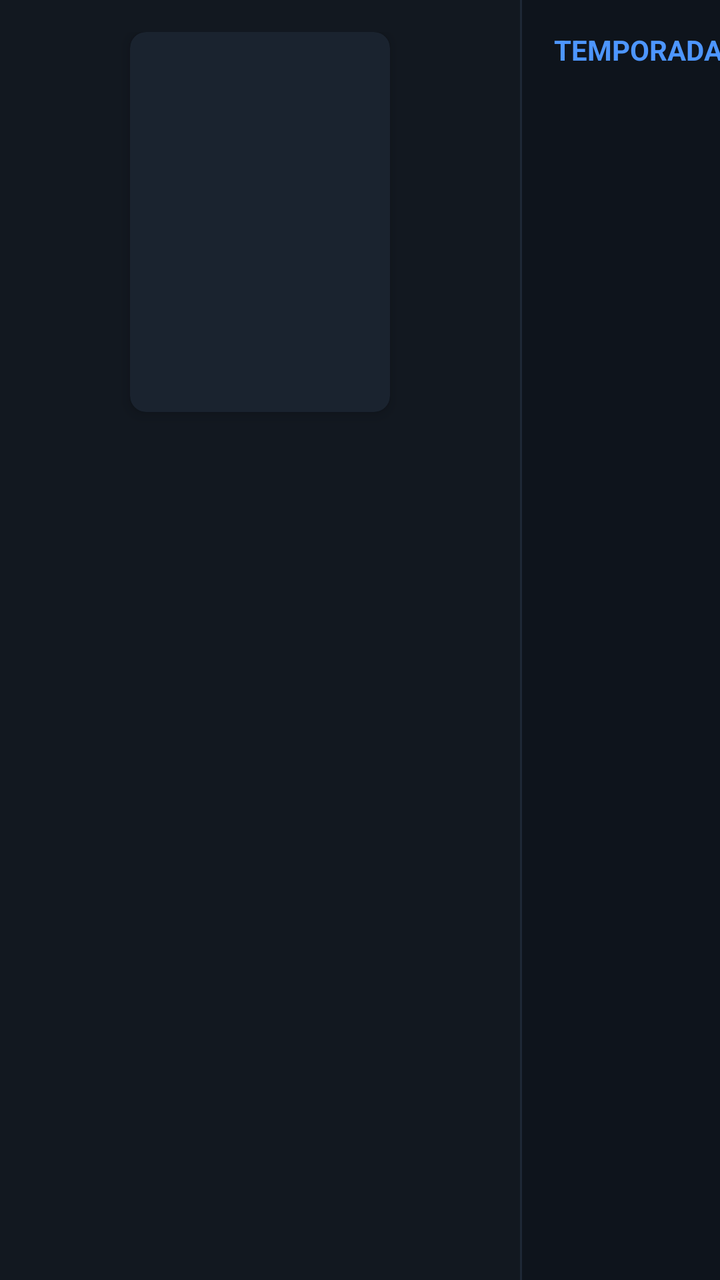
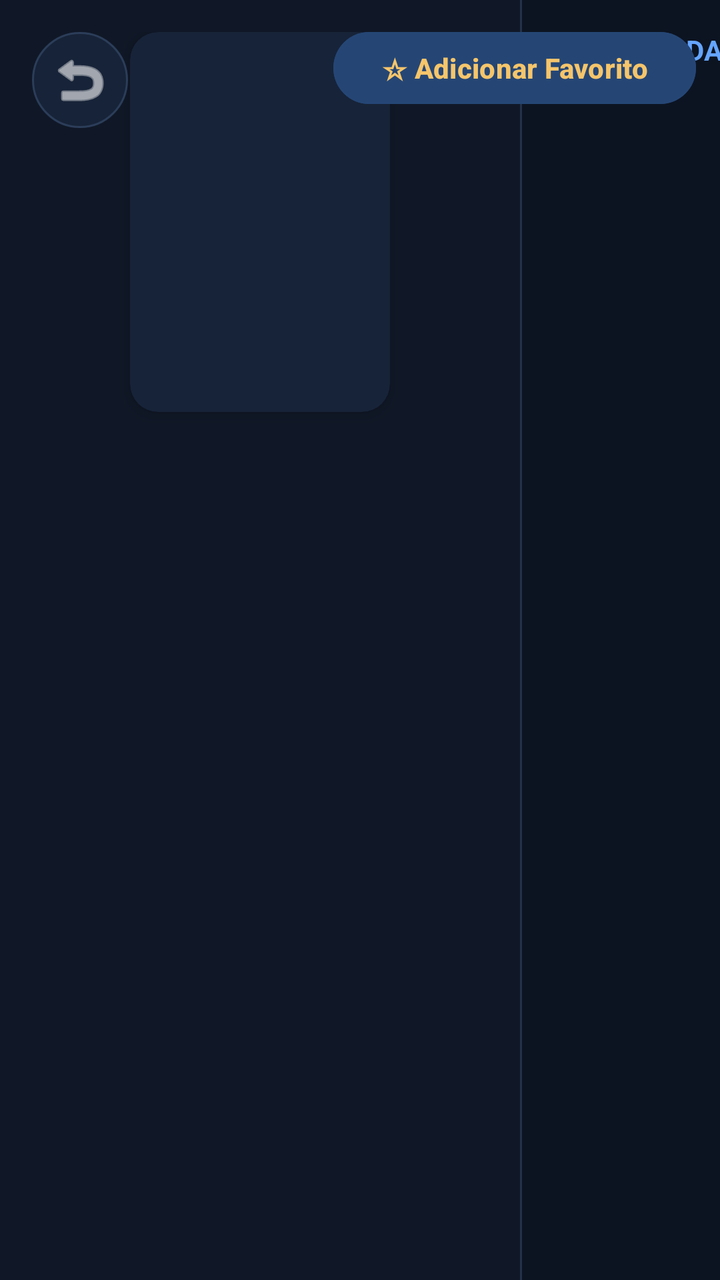

Screens rendered from an Android XML layout before and after an edit, with the pre-edit source and the edit as a unified diff.
<!-- AndroidManifest.xml: application theme Theme.MyApplication -->
<!-- res/layout/activity_series_details.xml -->
<?xml version="1.0" encoding="utf-8"?>
<LinearLayout xmlns:android="http://schemas.android.com/apk/res/android"
    xmlns:app="http://schemas.android.com/apk/res-auto"
    android:layout_width="match_parent"
    android:layout_height="match_parent"
    android:orientation="horizontal"
    android:background="#0A0F14">

    
    <LinearLayout
        android:layout_width="260dp"
        android:layout_height="match_parent"
        android:orientation="vertical"
        android:padding="16dp"
        android:background="#121820">

        <androidx.cardview.widget.CardView
            android:layout_width="130dp"
            android:layout_height="190dp"
            android:layout_gravity="center_horizontal"
            app:cardCornerRadius="8dp"
            app:cardElevation="4dp"
            app:cardBackgroundColor="#1A232F">

            <ImageView
                android:id="@+id/ivDetailCover"
                android:layout_width="match_parent"
                android:layout_height="match_parent"
                android:scaleType="centerCrop" />
        </androidx.cardview.widget.CardView>

        <TextView
            android:id="@+id/tvDetailTitle"
            android:layout_width="match_parent"
            android:layout_height="wrap_content"
            android:layout_marginTop="12dp"
            android:textColor="#FFFFFF"
            android:textSize="16sp"
            android:textStyle="bold"
            android:maxLines="2" />

        <TextView
            android:id="@+id/tvDetailPlot"
            android:layout_width="match_parent"
            android:layout_height="0dp"
            android:layout_weight="1"
            android:layout_marginTop="8dp"
            android:textColor="#A0AAB8"
            android:textSize="12sp"
            android:scrollbars="vertical" />
    </LinearLayout>

    <View
        android:layout_width="1dp"
        android:layout_height="match_parent"
        android:background="#1E2836" />

    
    <LinearLayout
        android:layout_width="200dp"
        android:layout_height="match_parent"
        android:orientation="vertical"
        android:background="#0E141C">

        <TextView
            android:layout_width="match_parent"
            android:layout_height="50dp"
            android:gravity="center_vertical"
            android:paddingStart="16dp"
            android:text="TEMPORADAS"
            android:textColor="#4D96FF"
            android:textSize="14sp"
            android:textStyle="bold" />

        <androidx.recyclerview.widget.RecyclerView
            android:id="@+id/rvSeasons"
            android:layout_width="match_parent"
            android:layout_height="match_parent" />
    </LinearLayout>

    <View
        android:layout_width="1dp"
        android:layout_height="match_parent"
        android:background="#1E2836" />

    
    <LinearLayout
        android:layout_width="0dp"
        android:layout_height="match_parent"
        android:layout_weight="1"
        android:orientation="vertical"
        android:background="#0A0F14">

        <TextView
            android:layout_width="match_parent"
            android:layout_height="50dp"
            android:gravity="center_vertical"
            android:paddingStart="16dp"
            android:text="EPISÓDIOS"
            android:textColor="#FFD93D"
            android:textSize="14sp"
            android:textStyle="bold" />

        <androidx.recyclerview.widget.RecyclerView
            android:id="@+id/rvEpisodes"
            android:layout_width="match_parent"
            android:layout_height="match_parent" />
    </LinearLayout>

    <Button
        android:id="@+id/btnToggleSeriesFav"
        android:layout_width="wrap_content"
        android:layout_height="44dp"
        android:layout_marginTop="12dp"
        android:backgroundTint="#1E2836"
        android:text="☆ Adicionar Favorito"
        android:textColor="#FFD93D"
        android:textStyle="bold" />

    <ImageButton
        android:id="@+id/btnBackSeriesDetail"
        android:layout_width="48dp"
        android:layout_height="48dp"
        android:layout_margin="16dp"
        android:background="?android:attr/selectableItemBackgroundBorderless"
        android:contentDescription="Voltar"
        android:src="@android:drawable/ic_menu_revert"
        app:tint="#FFFFFF" />

</LinearLayout>
<!-- resources referenced by this layout -->
<resources>
  <style name="Theme.MyApplication" parent="Base.Theme.MyApplication" />
  <style name="Base.Theme.MyApplication" parent="Theme.Material3.DayNight.NoActionBar">
          
          
      </style>
</resources>

<!-- the commit's change to res/layout/activity_series_details.xml (unified diff, before → after) -->
@@ -1,10 +1,14 @@
 <?xml version="1.0" encoding="utf-8"?>
-<LinearLayout xmlns:android="http://schemas.android.com/apk/res/android"
+<FrameLayout xmlns:android="http://schemas.android.com/apk/res/android"
     xmlns:app="http://schemas.android.com/apk/res-auto"
     android:layout_width="match_parent"
     android:layout_height="match_parent"
-    android:orientation="horizontal"
-    android:background="#0A0F14">
+    android:background="@drawable/bg_app_surface">
+
+    <LinearLayout
+        android:layout_width="match_parent"
+        android:layout_height="match_parent"
+        android:orientation="horizontal">
 
     
     <LinearLayout
@@ -12,15 +16,15 @@
         android:layout_height="match_parent"
         android:orientation="vertical"
         android:padding="16dp"
-        android:background="#121820">
+        android:background="#101827">
 
         <androidx.cardview.widget.CardView
             android:layout_width="130dp"
             android:layout_height="190dp"
             android:layout_gravity="center_horizontal"
-            app:cardCornerRadius="8dp"
+            app:cardCornerRadius="14dp"
             app:cardElevation="4dp"
-            app:cardBackgroundColor="#1A232F">
+            app:cardBackgroundColor="#172338">
 
             <ImageView
                 android:id="@+id/ivDetailCover"
@@ -45,7 +49,7 @@
             android:layout_height="0dp"
             android:layout_weight="1"
             android:layout_marginTop="8dp"
-            android:textColor="#A0AAB8"
+            android:textColor="#9BAAC0"
             android:textSize="12sp"
             android:scrollbars="vertical" />
     </LinearLayout>
@@ -53,14 +57,14 @@
     <View
         android:layout_width="1dp"
         android:layout_height="match_parent"
-        android:background="#1E2836" />
+        android:background="#23324A" />
 
     
     <LinearLayout
         android:layout_width="200dp"
         android:layout_height="match_parent"
         android:orientation="vertical"
-        android:background="#0E141C">
+        android:background="#0C1422">
 
         <TextView
             android:layout_width="match_parent"
@@ -68,7 +72,7 @@
             android:gravity="center_vertical"
             android:paddingStart="16dp"
             android:text="TEMPORADAS"
-            android:textColor="#4D96FF"
+            android:textColor="#65A5FF"
             android:textSize="14sp"
             android:textStyle="bold" />
 
@@ -81,7 +85,7 @@
     <View
         android:layout_width="1dp"
         android:layout_height="match_parent"
-        android:background="#1E2836" />
+        android:background="#23324A" />
 
     
     <LinearLayout
@@ -89,7 +93,7 @@
         android:layout_height="match_parent"
         android:layout_weight="1"
         android:orientation="vertical"
-        android:background="#0A0F14">
+        android:background="#080D16">
 
         <TextView
             android:layout_width="match_parent"
@@ -97,7 +101,7 @@
             android:gravity="center_vertical"
             android:paddingStart="16dp"
             android:text="EPISÓDIOS"
-            android:textColor="#FFD93D"
+            android:textColor="#F5C56B"
             android:textSize="14sp"
             android:textStyle="bold" />
 
@@ -107,24 +111,28 @@
             android:layout_height="match_parent" />
     </LinearLayout>
 
+    </LinearLayout>
+
     <Button
         android:id="@+id/btnToggleSeriesFav"
         android:layout_width="wrap_content"
         android:layout_height="44dp"
-        android:layout_marginTop="12dp"
-        android:backgroundTint="#1E2836"
+        android:layout_gravity="top|end"
+        android:layout_margin="12dp"
+        android:backgroundTint="#254675"
         android:text="☆ Adicionar Favorito"
-        android:textColor="#FFD93D"
+        android:textColor="#F5C56B"
         android:textStyle="bold" />
 
     <ImageButton
         android:id="@+id/btnBackSeriesDetail"
         android:layout_width="48dp"
         android:layout_height="48dp"
+        android:layout_gravity="top|start"
         android:layout_margin="16dp"
-        android:background="?android:attr/selectableItemBackgroundBorderless"
+        android:background="@drawable/bg_icon_button"
         android:contentDescription="Voltar"
         android:src="@android:drawable/ic_menu_revert"
         app:tint="#FFFFFF" />
 
-</LinearLayout>
+</FrameLayout>
<!-- resource entries referenced after the edit -->
@@ -1,9 +1,29 @@
 <!-- resources referenced by this layout -->
 <resources>
+  <!-- drawable bg_app_surface (drawable) -->
+  <shape xmlns:android="http://schemas.android.com/apk/res/android">
+      <gradient
+          android:angle="45"
+          android:startColor="#0C1628"
+          android:centerColor="#080D16"
+          android:endColor="#070B12"
+          android:type="linear" />
+  </shape>
+  <!-- drawable bg_icon_button (drawable) -->
+  <shape xmlns:android="http://schemas.android.com/apk/res/android"
+      android:shape="oval">
+      <solid android:color="#172338" />
+      <stroke android:width="1dp" android:color="#2B3D59" />
+  </shape>
   <style name="Theme.MyApplication" parent="Base.Theme.MyApplication" />
-  <style name="Base.Theme.MyApplication" parent="Theme.Material3.DayNight.NoActionBar">
-          
-          
+  <style name="Base.Theme.MyApplication" parent="Theme.Material3.Dark.NoActionBar">
+          <item name="colorPrimary">#397DFF</item>
+          <item name="colorSecondary">#42D6E8</item>
+          <item name="colorTertiary">#F5C56B</item>
+          <item name="android:statusBarColor">#080D16</item>
+          <item name="android:navigationBarColor">#080D16</item>
+          <item name="android:windowLightStatusBar">false</item>
+          <item name="android:colorAccent">#42D6E8</item>
       </style>
 </resources>
 
